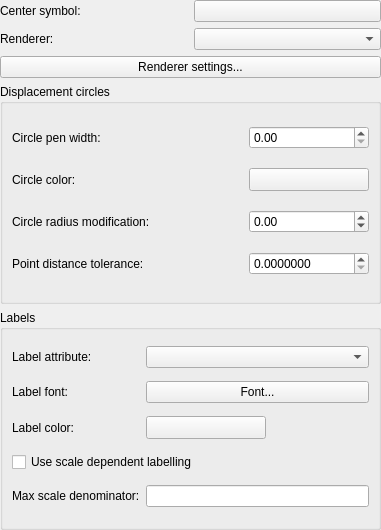
This is src/ui/qgspointdisplacementrendererwidgetbase.ui in carsmie/QGIS as Qt 5 draws it before an edit. The edited form follows.
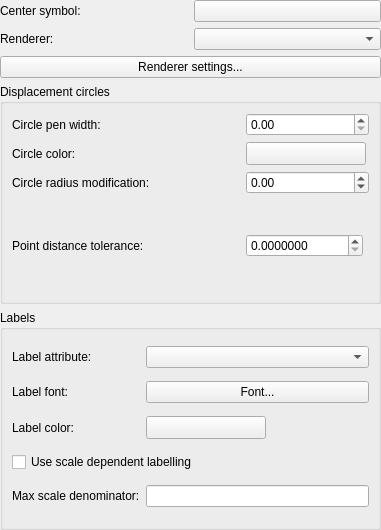
This is the edited form. Custom widgets are drawn as their Qt base class.

```diff
--- a/src/ui/qgspointdisplacementrendererwidgetbase.ui
+++ b/src/ui/qgspointdisplacementrendererwidgetbase.ui
@@ -171,19 +171,6 @@
         </property>
        </widget>
       </item>
-      <item row="0" column="1">
-       <widget class="QDoubleSpinBox" name="mCircleWidthSpinBox"/>
-      </item>
-      <item row="6" column="1">
-       <widget class="QDoubleSpinBox" name="mDistanceSpinBox">
-        <property name="decimals">
-         <number>7</number>
-        </property>
-        <property name="maximum">
-         <double>999999999.000000000000000</double>
-        </property>
-       </widget>
-      </item>
       <item row="2" column="0">
        <widget class="QLabel" name="mCircleColorLabel">
         <property name="text">
@@ -205,6 +192,30 @@
         </property>
        </widget>
       </item>
+      <item row="0" column="1">
+       <widget class="QgsDoubleSpinBox" name="mCircleWidthSpinBox"/>
+      </item>
+      <item row="6" column="1">
+       <layout class="QHBoxLayout" name="horizontalLayout">
+        <item>
+         <widget class="QgsDoubleSpinBox" name="mDistanceSpinBox">
+          <property name="decimals">
+           <number>7</number>
+          </property>
+          <property name="maximum">
+           <double>999999999.000000000000000</double>
+          </property>
+         </widget>
+        </item>
+        <item>
+         <widget class="QgsUnitSelectionWidget" name="mDistanceUnitWidget" native="true">
+          <property name="focusPolicy">
+           <enum>Qt::StrongFocus</enum>
+          </property>
+         </widget>
+        </item>
+       </layout>
+      </item>
      </layout>
     </widget>
    </item>
@@ -217,6 +228,23 @@
    <header>qgscolorbuttonv2.h</header>
    <container>1</container>
   </customwidget>
+  <customwidget>
+   <class>QgsDoubleSpinBox</class>
+   <extends>QDoubleSpinBox</extends>
+   <header>qgsdoublespinbox.h</header>
+  </customwidget>
+  <customwidget>
+   <class>QgsUnitSelectionWidget</class>
+   <extends>QWidget</extends>
+   <header>qgsunitselectionwidget.h</header>
+   <container>1</container>
+  </customwidget>
+  <customwidget>
+   <class>QgsCollapsibleGroupBoxBasic</class>
+   <extends>QGroupBox</extends>
+   <header location="global">qgscollapsiblegroupbox.h</header>
+   <container>1</container>
+  </customwidget>
  </customwidgets>
  <tabstops>
   <tabstop>mCenterSymbolPushButton</tabstop>
```
Left out of the diff: 7 changed lines with no effect on the pictures.
